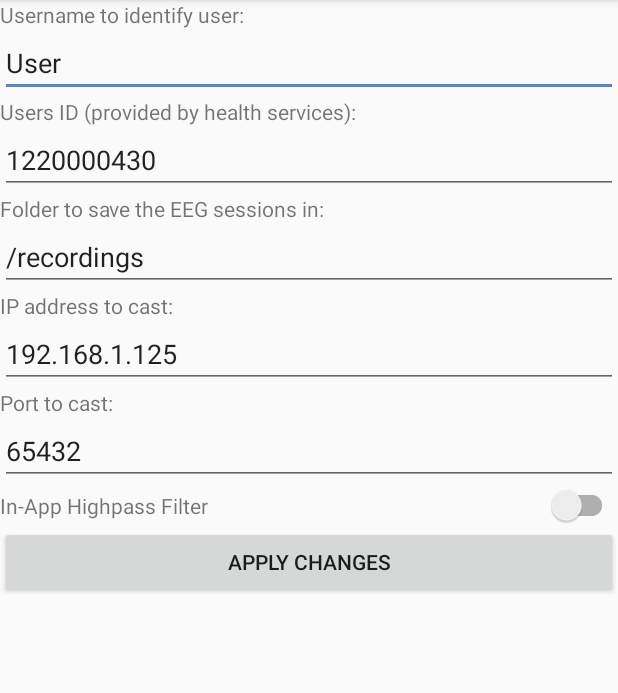
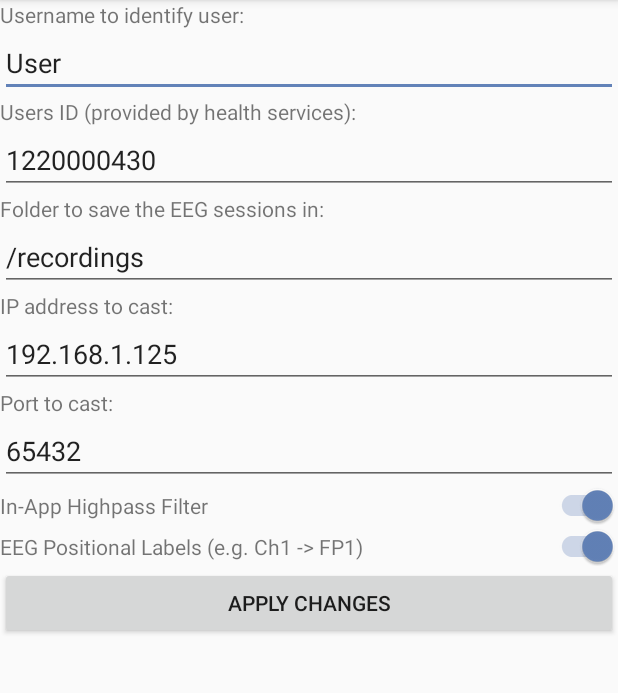
Before and after one commit to adrocampos/EEG-Droid, an Android app: the Settings screen opened directly, with no data from a screen before it, on a phone screen of 412 x 824 dp, the part 84-777 px from its top. Run offline under Robolectric (Android 15) with nearby library versions, the phone set to English and light mode, and no system bars.

Commit message:
positional labels, fix ch24

```diff
--- a/app/src/main/java/de/uni_osnabrueck/ikw/eegdroid/Settings.java
+++ b/app/src/main/java/de/uni_osnabrueck/ikw/eegdroid/Settings.java
@@ -25,6 +25,7 @@ public class Settings extends AppCompatActivity {
     private EditText editText_IP;
     private EditText editText_port;
     private SwitchCompat switch_inAppFilter;
+    private SwitchCompat switch_eegLabels;
     private SharedPreferences sharedPreferences;
 
     @Override
@@ -42,7 +43,8 @@ public class Settings extends AppCompatActivity {
         String userID = sharedPreferences.getString("userID", getResources().getString(R.string.default_userID));
         String IP = sharedPreferences.getString("IP", "192.168.1.125");
         String port = sharedPreferences.getString("port", "65432");
-        boolean inAppFilter = sharedPreferences.getBoolean("inAppFilter", (getText(R.string.default_filtering)=="on"));
+        boolean inAppFilterEnabled = sharedPreferences.getBoolean("inAppFilter", true);
+        boolean eegLabelsEnabled = sharedPreferences.getBoolean("eegLabels", true);
 
         editText_saveDir = findViewById(R.id.editText_saveDir);
         editText_username = findViewById(R.id.editText_username);
@@ -50,14 +52,22 @@ public class Settings extends AppCompatActivity {
         editText_IP = findViewById(R.id.editText_IP);
         editText_port = findViewById(R.id.editText_port);
         switch_inAppFilter = findViewById(R.id.switch_inAppFilter);
+        switch_eegLabels = findViewById(R.id.switch_eegLabels);
         Button applyChangesButton = findViewById(R.id.settings_apply_changes);
+        Runnable updateUI = new Runnable() {
+            @Override
+            public void run() {
+                editText_saveDir.setText(saveDir);
+                editText_username.setText(username);
+                editText_userID.setText(userID);
+                editText_IP.setText(IP);
+                editText_port.setText(port);
+                switch_inAppFilter.setChecked(inAppFilterEnabled);
+                switch_eegLabels.setChecked(eegLabelsEnabled);
+            }
+        };
+        runOnUiThread(updateUI);
 
-        editText_saveDir.setText(saveDir);
-        editText_username.setText(username);
-        editText_userID.setText(userID);
-        editText_IP.setText(IP);
-        editText_port.setText(port);
-        switch_inAppFilter.setChecked(inAppFilter);
 
         //Button to apply changes introduced in EditText
         applyChangesButton.setOnClickListener(v -> {
@@ -71,9 +81,10 @@ public class Settings extends AppCompatActivity {
             editor.putString("port", editText_port.getText().toString());
             editor.putBoolean("inAppFilter", switch_inAppFilter.isChecked());
             sharedPreferences.edit().putBoolean("inAppFilter", switch_inAppFilter.isChecked()).commit();
+            editor.putBoolean("eegLabels", switch_eegLabels.isChecked());
+            sharedPreferences.edit().putBoolean("eegLabels", switch_eegLabels.isChecked()).commit();
 
             editor.apply();
-            Log.v("SETTINGS: ", String.valueOf(sharedPreferences.getBoolean("inAppFilter", true)) );
 
             //Notifies the user
             Toast.makeText(getApplicationContext(), R.string.settings_saved, Toast.LENGTH_LONG).show();
@@ -85,6 +96,7 @@ public class Settings extends AppCompatActivity {
             startActivity(restartIntent);
         });
     }
+
 
     @Override
     public boolean onCreateOptionsMenu(Menu menu) {
--- a/app/src/main/res/layout/activity_settings.xml
+++ b/app/src/main/res/layout/activity_settings.xml
@@ -90,6 +90,22 @@
             ></androidx.appcompat.widget.SwitchCompat>
         </androidx.appcompat.widget.LinearLayoutCompat>
 
+        <androidx.appcompat.widget.LinearLayoutCompat
+            android:layout_width="match_parent"
+            android:layout_height="wrap_content">
+            <TextView
+                android:layout_width="wrap_content"
+                android:layout_height="wrap_content"
+                android:text="@string/eegLabels" />
+
+            <androidx.appcompat.widget.SwitchCompat
+                android:id="@+id/switch_eegLabels"
+                android:layout_width="wrap_content"
+                android:layout_height="wrap_content"
+                android:layout_weight="1"
+                ></androidx.appcompat.widget.SwitchCompat>
+        </androidx.appcompat.widget.LinearLayoutCompat>
+
         <Button
             android:id="@+id/settings_apply_changes"
             android:layout_width="match_parent"
--- a/app/src/main/res/menu/menu_manage.xml
+++ b/app/src/main/res/menu/menu_manage.xml
@@ -22,5 +22,6 @@
 
     <item
         android:id="@+id/launch_file_manager"
-        android:title="@string/menu_manage_filemanager" />
+        android:title="@string/menu_manage_filemanager"
+        android:visible="false"/>
 </menu>
--- a/app/src/main/res/values/strings.xml
+++ b/app/src/main/res/values/strings.xml
@@ -261,6 +261,7 @@
     <string name="default_IP">192.168.1.125</string>
     <string name="default_port">65432</string>
     <string name="default_filtering">on</string>
+    <string name="default_eegLabels">on</string>
     <string name="settings_saved">Settings saved</string>
 
     <string name="settings_username">Username to identify user:</string>
@@ -269,6 +270,7 @@
     <string name="settings_IP">IP address to cast:</string>
     <string name="settings_port">Port to cast:</string>
     <string name="inAppFilter">In-App Highpass Filter</string>
+    <string name="eegLabels">EEG Positional Labels (e.g. "Ch1" -> "FP1")</string>
 
     <string name="manage_list">List of EEG sessions found in the folder:</string>
 
```
Also changed, not shown: app/src/main/java/de/uni_osnabrueck/ikw/eegdroid/DeviceScanActivity.java (+9 -5 lines), app/src/main/java/de/uni_osnabrueck/ikw/eegdroid/Record.java (+40 -18 lines).
